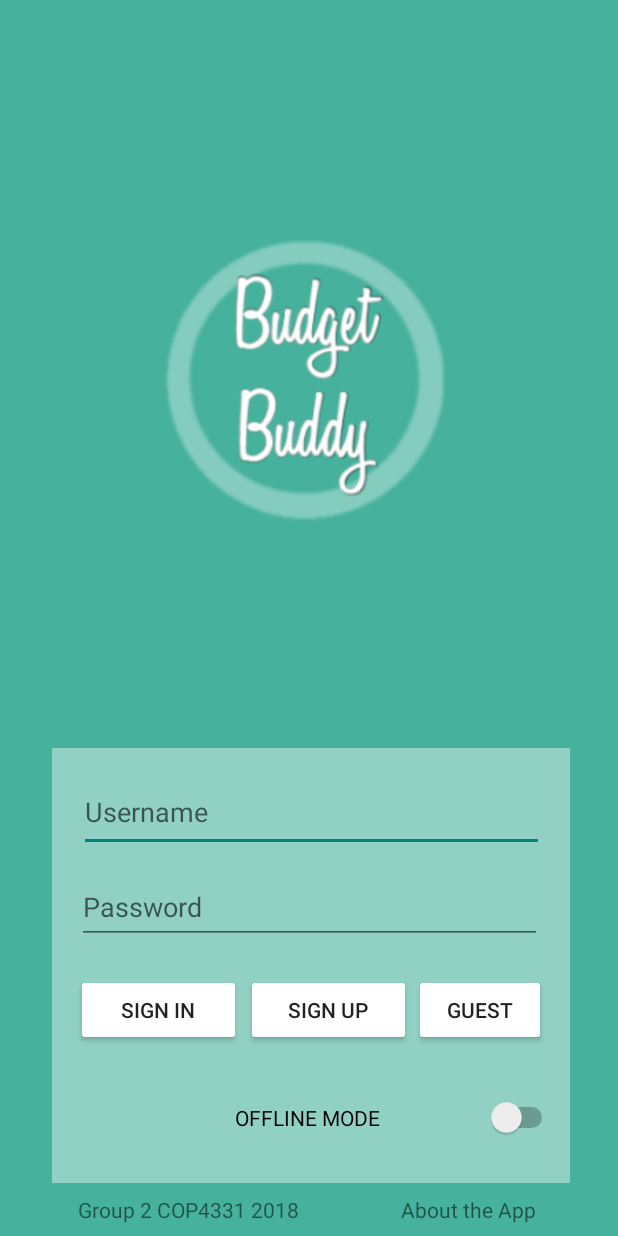
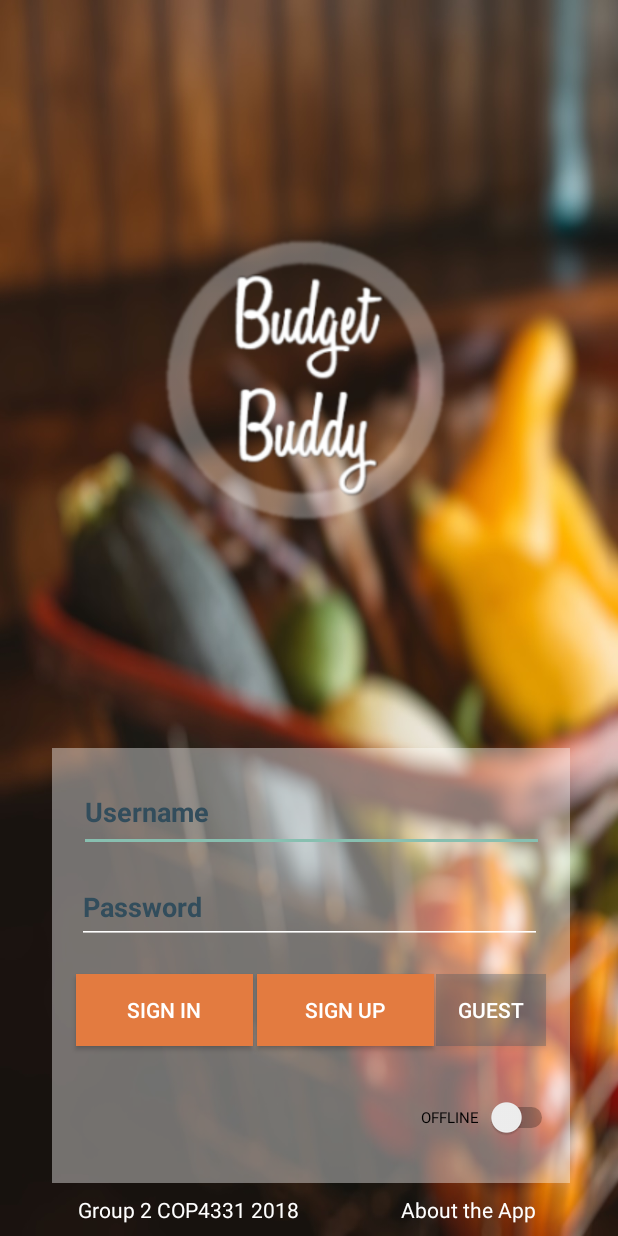
Before and after one commit to Visteus/Shopping-Manager, an Android app: the screen it shows after launch (MainActivity), on a phone screen of 412 x 824 dp. Run offline under Robolectric (Android 15) with nearby library versions, the phone set to English and light mode, and no system bars; our stand-ins replace ButterKnife.

Commit message:
updated theme, added pages etc

```diff
--- a/mobile_app/app/src/main/AndroidManifest.xml
+++ b/mobile_app/app/src/main/AndroidManifest.xml
@@ -8,7 +8,7 @@
         android:label="@string/app_name"
         android:roundIcon="@mipmap/ic_launcher_round"
         android:supportsRtl="true"
-        android:theme="@style/Theme.AppCompat.Light.NoActionBar">
+        android:theme="@style/AppTheme">
         <activity android:name=".MainActivity">
             <intent-filter>
                 <action android:name="android.intent.action.MAIN" />
--- a/mobile_app/app/src/main/java/com/idk/www/mobileapp/Guest.java
+++ b/mobile_app/app/src/main/java/com/idk/www/mobileapp/Guest.java
@@ -2,10 +2,9 @@ package com.idk.www.mobileapp;
 
 import android.content.Intent;
 import android.os.Bundle;
-import android.support.design.widget.FloatingActionButton;
-import android.support.design.widget.Snackbar;
+
 import android.support.v7.app.AppCompatActivity;
-import android.support.v7.widget.Toolbar;
+
 import android.view.View;
 import android.widget.Button;
 
--- a/mobile_app/app/src/main/res/layout/activity_main.xml
+++ b/mobile_app/app/src/main/res/layout/activity_main.xml
@@ -4,8 +4,9 @@
     xmlns:tools="http://schemas.android.com/tools"
     android:layout_width="fill_parent"
     android:layout_height="fill_parent"
-    android:background="@color/colorteal"
+    android:background="@drawable/background"
     android:maxWidth="500dp"
+    android:inputType="textNoSuggestions"
     tools:context=".MainActivity">
 
     <ImageView
@@ -37,6 +38,7 @@
         android:layout_marginRight="8dp"
         android:layout_marginStart="8dp"
         android:text="Group 2 COP4331 2018"
+        android:textColor="@color/colorwhite"
         app:layout_constraintBottom_toBottomOf="parent"
         app:layout_constraintEnd_toEndOf="parent"
         app:layout_constraintHorizontal_bias="0.178"
@@ -69,6 +71,8 @@
             android:ems="10"
             android:hint="@string/username"
             android:inputType="textPersonName"
+            android:textColor="@color/colorwhite"
+            android:textStyle="bold"
             app:layout_constraintEnd_toEndOf="parent"
             app:layout_constraintStart_toStartOf="parent"
             app:layout_constraintTop_toTopOf="parent" />
@@ -85,6 +89,8 @@
             android:ems="10"
             android:hint="@string/password"
             android:inputType="textPassword"
+            android:textColor="@color/colorwhite"
+            android:textStyle="bold"
             app:layout_constraintEnd_toEndOf="parent"
             app:layout_constraintHorizontal_bias="0.454"
             app:layout_constraintStart_toStartOf="parent"
@@ -92,14 +98,15 @@
 
         <Button
             android:id="@+id/signinbtn"
-            android:layout_width="110dp"
+            android:layout_width="118dp"
             android:layout_height="wrap_content"
             android:layout_marginBottom="8dp"
             android:layout_marginLeft="16dp"
             android:layout_marginStart="16dp"
             android:layout_marginTop="8dp"
+            android:background="@color/colororange"
             android:text="@string/sign_in"
-            android:backgroundTintMode="add"
+            android:textColor="@color/colorwhite"
             app:layout_constraintBottom_toBottomOf="parent"
             app:layout_constraintStart_toStartOf="parent"
             app:layout_constraintTop_toBottomOf="@+id/editText4"
@@ -107,7 +114,7 @@
 
         <Button
             android:id="@+id/signupbtn"
-            android:layout_width="110dp"
+            android:layout_width="118dp"
             android:layout_height="wrap_content"
             android:layout_marginBottom="8dp"
             android:layout_marginEnd="8dp"
@@ -115,9 +122,10 @@
             android:layout_marginRight="8dp"
             android:layout_marginStart="8dp"
             android:layout_marginTop="8dp"
+            android:background="@color/colororange"
             android:onClick="onsignupclick"
             android:text="@string/sign_up"
-            android:backgroundTintMode="add"
+            android:textColor="@color/colorwhite"
             app:layout_constraintBottom_toBottomOf="parent"
             app:layout_constraintEnd_toStartOf="@+id/guestbtn"
             app:layout_constraintHorizontal_bias="0.48"
@@ -127,15 +135,16 @@
 
         <Button
             android:id="@+id/guestbtn"
-            android:layout_width="wrap_content"
+            android:layout_width="73dp"
             android:layout_height="wrap_content"
             android:layout_marginBottom="8dp"
             android:layout_marginEnd="16dp"
             android:layout_marginRight="16dp"
             android:layout_marginTop="8dp"
+            android:background="@color/coloropaqueblue"
+            android:onClick="onguestpageclick"
             android:text="@string/guest"
-            android:onClick="onguestpageclick"
-            android:backgroundTintMode="add"
+            android:textColor="@color/colorwhite"
             app:layout_constraintBottom_toBottomOf="parent"
             app:layout_constraintEnd_toEndOf="parent"
             app:layout_constraintTop_toBottomOf="@+id/editText4"
@@ -143,7 +152,7 @@
 
         <Switch
             android:id="@+id/switch1"
-            android:layout_width="215dp"
+            android:layout_width="91dp"
             android:layout_height="35dp"
             android:layout_marginBottom="8dp"
             android:layout_marginEnd="8dp"
@@ -152,6 +161,8 @@
             android:layout_marginStart="8dp"
             android:layout_marginTop="8dp"
             android:text="@string/offline"
+            android:textAllCaps="false"
+            android:textSize="10sp"
             app:layout_constraintBottom_toBottomOf="parent"
             app:layout_constraintEnd_toEndOf="parent"
             app:layout_constraintHorizontal_bias="1.0"
@@ -171,6 +182,7 @@
         android:layout_marginStart="8dp"
         android:layout_marginTop="8dp"
         android:text="@string/aboutpage"
+        android:textColor="@color/colorwhite"
         android:onClick="onaboutpageclick"
         app:layout_constraintBottom_toBottomOf="parent"
         app:layout_constraintEnd_toEndOf="parent"
--- a/mobile_app/app/src/main/res/layout/activity_signup.xml
+++ b/mobile_app/app/src/main/res/layout/activity_signup.xml
@@ -4,7 +4,8 @@
     xmlns:tools="http://schemas.android.com/tools"
     android:layout_width="match_parent"
     android:layout_height="match_parent"
-    android:background="@color/colorteal">
+    android:inputType="textNoSuggestions"
+    android:background="@drawable/background2">
 
     <Button
         android:id="@+id/button2"
@@ -31,6 +32,7 @@
         android:layout_marginRight="8dp"
         android:layout_marginStart="8dp"
         android:text="Already registered? Login"
+        android:textColor="@color/colorwhite"
         android:onClick="onsigninclick"
         android:clickable="true"
         app:layout_constraintBottom_toBottomOf="parent"
--- a/mobile_app/app/src/main/res/values/colors.xml
+++ b/mobile_app/app/src/main/res/values/colors.xml
@@ -9,4 +9,5 @@
     <color name="colorsoftgreen">#88BFB0</color>
     <color name="colorwhite">#ffffff</color>
     <color name="coloropaquewhite">#66ffffff</color>
+    <color name="coloropaqueblue">#4d324D5C</color>
 </resources>
--- a/mobile_app/app/src/main/res/values/strings.xml
+++ b/mobile_app/app/src/main/res/values/strings.xml
@@ -4,7 +4,7 @@
     <string name="sign_in">SIGN IN</string>
     <string name="guest">GUEST</string>
     <string name="sign_up">SIGN UP</string>
-    <string name="offline">OFFLINE MODE</string>
+    <string name="offline">OFFLINE</string>
     <string name="username">Username</string>
     <string name="password">Password</string>
     <string name="email">Email</string>
--- a/mobile_app/app/src/main/res/values/styles.xml
+++ b/mobile_app/app/src/main/res/values/styles.xml
@@ -1,12 +1,18 @@
 <resources>
 
     <!-- Base application theme. -->
-    <style name="AppTheme" parent="Theme.AppCompat.Light.DarkActionBar">
+    <style name="AppTheme" parent="Theme.AppCompat.Light.NoActionBar">
         <!-- Customize your theme here. -->
         <item name="colorPrimary">@color/colorPrimary</item>
         <item name="colorPrimaryDark">@color/colorPrimaryDark</item>
         <item name="colorAccent">@color/colorAccent</item>
+        <item name="android:textColorHint">@color/colordarkblue</item>
+        <item name="android:textColor">@color/colorwhite</item>
+        <item name="colorControlNormal">@color/colorwhite</item>
+        <item name="colorControlActivated">@color/colorsoftgreen</item>
+        <item name="colorControlHighlight">@color/colororange</item>
     </style>
+
 
     <style name="AppBarOverlay" parent="ThemeOverlay.AppCompat.Dark.ActionBar" />
 
```
Also changed, not shown: mobile_app/app/src/main/res/drawable/background.jpg (added), mobile_app/app/src/main/res/drawable/background2.png (added).
